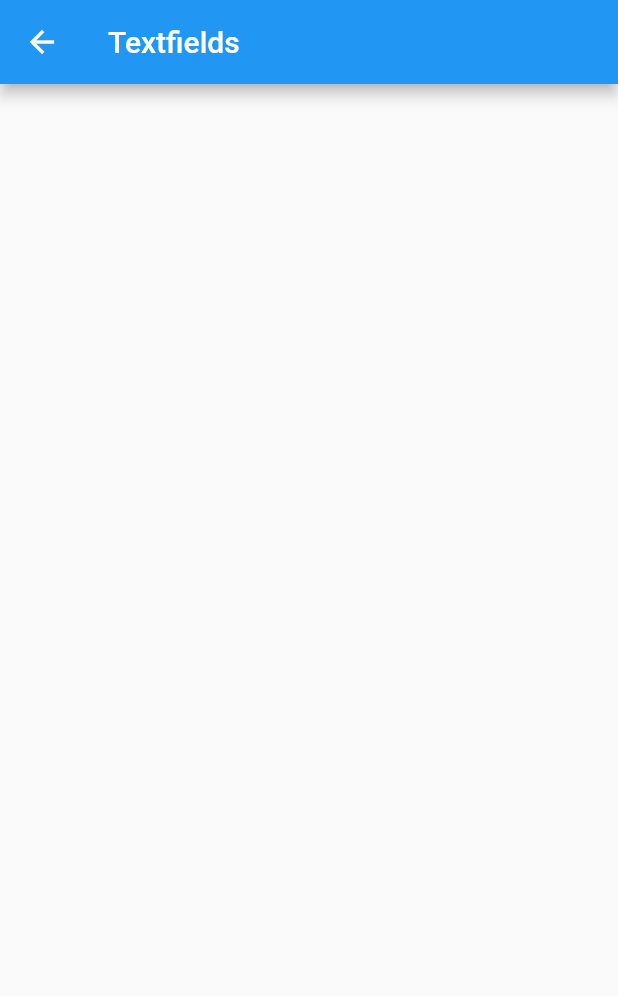
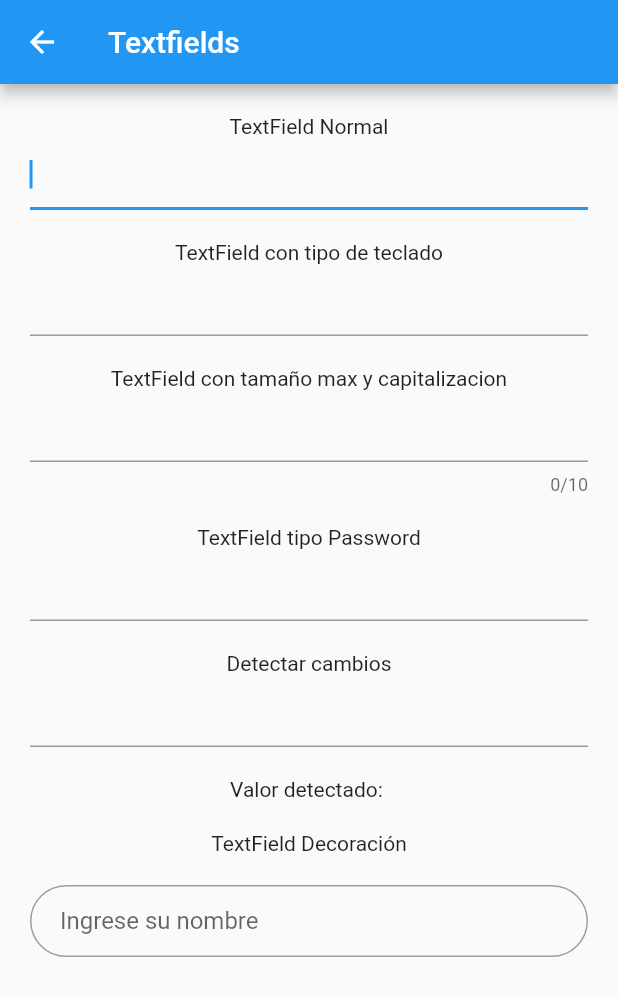
Before and after one commit to lizarragadev/AFD-200-Cognos, a Flutter app: the TextfieldsScreen screen opened by its route, on a phone screen of 412 x 824 dp. Shown: the top 996 px of the screen. Run offline on Flutter 3.47's test engine with Material 2 defaults, Android fonts, the phone set to English and light mode, and no system bars; our stand-ins replace webview_flutter; missing offline and left inert: grouped_buttons_ns.

Commit message:
Add lesson 8

```diff
--- a/lesson08/lib/src/screens/textfields_screen.dart
+++ b/lesson08/lib/src/screens/textfields_screen.dart
@@ -8,13 +8,79 @@ class TextfieldsScreen extends StatefulWidget {
 }
 
 class _TextfieldsScreenState extends State<TextfieldsScreen> {
+
+  String valorTextField = "";
+
   @override
   Widget build(BuildContext context) {
     return Scaffold(
       appBar: AppBar(
         title: const Text('Textfields'),
       ),
-      body: Container(),
+      body: Padding(
+        padding: const EdgeInsets.all(20),
+        child: SingleChildScrollView(
+          scrollDirection: Axis.vertical,
+          child: Column(
+            children: [
+              const Text("TextField Normal"),
+              const TextField(
+                autofocus: true,
+                textInputAction: TextInputAction.next,
+              ),
+              const SizedBox(height: 20,),
+              const Text("TextField con tipo de teclado"),
+              const TextField(
+                textInputAction: TextInputAction.next,
+                keyboardType: TextInputType.emailAddress,
+              ),
+              const SizedBox(height: 20,),
+              const Text("TextField con tamaño max y capitalizacion"),
+              const TextField(
+                textInputAction: TextInputAction.next,
+                maxLength: 10,
+                textCapitalization: TextCapitalization.words,
+              ),
+              const SizedBox(height: 20,),
+              const Text("TextField tipo Password"),
+              const TextField(
+                textInputAction: TextInputAction.next,
+                obscureText: true,
+              ),
+              const SizedBox(height: 20,),
+              const Text("Detectar cambios"),
+              TextField(
+                onChanged: (valor) {
+                  setState(() {
+                    valorTextField = valor;
+                  });
+                },
+                textInputAction: TextInputAction.next,
+              ),
+              const SizedBox(height: 20,),
+              Text("Valor detectado: $valorTextField"),
+              const SizedBox(height: 20,),
+              const Text("TextField Decoración"),
+              const SizedBox(height: 20,),
+              const TextField(
+                decoration: InputDecoration(
+                  hintText: "Ingrese su nombre",
+                  border: InputBorder.none,
+                  contentPadding: EdgeInsets.only(top: 0, bottom: 0, left: 20, right: 20),
+                  focusedBorder: OutlineInputBorder(
+                    borderRadius: BorderRadius.all(Radius.circular(50)),
+                    borderSide: BorderSide(color: Colors.green, width: 2)
+                  ),
+                  enabledBorder: OutlineInputBorder(
+                    borderRadius: BorderRadius.all(Radius.circular(50)),
+                    borderSide: BorderSide(color: Colors.grey, width: 1)
+                  ),
+                ),
+              )
+            ],
+          ),
+        ),
+      ),
     );
   }
 }
--- a/lesson08/pubspec.yaml
+++ b/lesson08/pubspec.yaml
@@ -9,6 +9,7 @@ environment:
 dependencies:
   flutter:
     sdk: flutter
+  grouped_buttons_ns:
 
 dev_dependencies:
   flutter_test:
```
Also changed, not shown: lesson08/lib/src/screens/checkbox_radio_screen.dart (+35 -1 lines).
